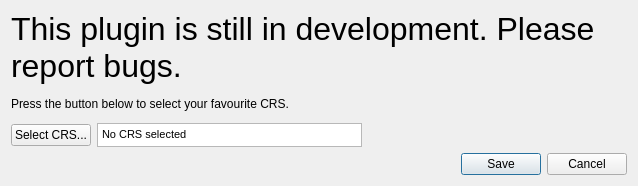
Old version of the form QuickCRS/quickcrs_dialog_base.ui in the repository mstuyts/QuickCRS.
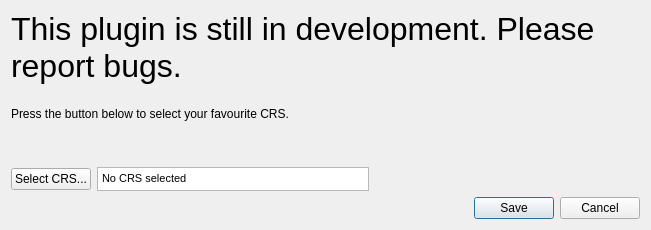
New version of the form.

Commit message: added warning about not supporting User Defined Coordinate Systems, s "isset" bug

What changed in the file:
```diff
--- a/QuickCRS/quickcrs_dialog_base.ui
+++ b/QuickCRS/quickcrs_dialog_base.ui
@@ -6,8 +6,8 @@
    <rect>
     <x>0</x>
     <y>0</y>
-    <width>638</width>
-    <height>186</height>
+    <width>651</width>
+    <height>230</height>
    </rect>
   </property>
   <property name="windowTitle">
@@ -38,6 +38,29 @@
        </property>
       </widget>
      </item>
+     <item>
+      <widget class="QLabel" name="label_warning">
+       <property name="sizePolicy">
+        <sizepolicy hsizetype="Preferred" vsizetype="Fixed">
+         <horstretch>0</horstretch>
+         <verstretch>0</verstretch>
+        </sizepolicy>
+       </property>
+       <property name="font">
+        <font>
+         <pointsize>12</pointsize>
+         <weight>75</weight>
+         <bold>true</bold>
+        </font>
+       </property>
+       <property name="styleSheet">
+        <string notr="true">*{color: rgb(255, 0, 0);}</string>
+       </property>
+       <property name="text">
+        <string/>
+       </property>
+      </widget>
+     </item>
      <item>
       <layout class="QHBoxLayout" name="horizontalLayout">
        <item>
```
The commit also changes 2 other files.
